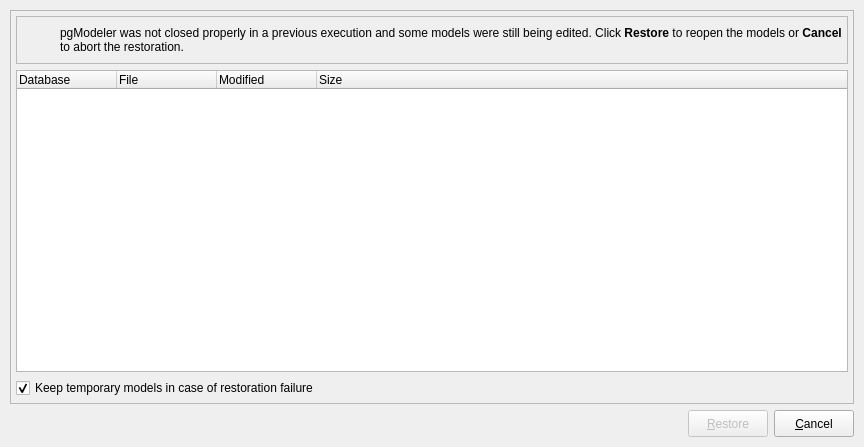
First picture: the form in libs/libgui/ui/tools/modelrestorationform.ui, repository pgmodeler/pgmodeler, before the edit.
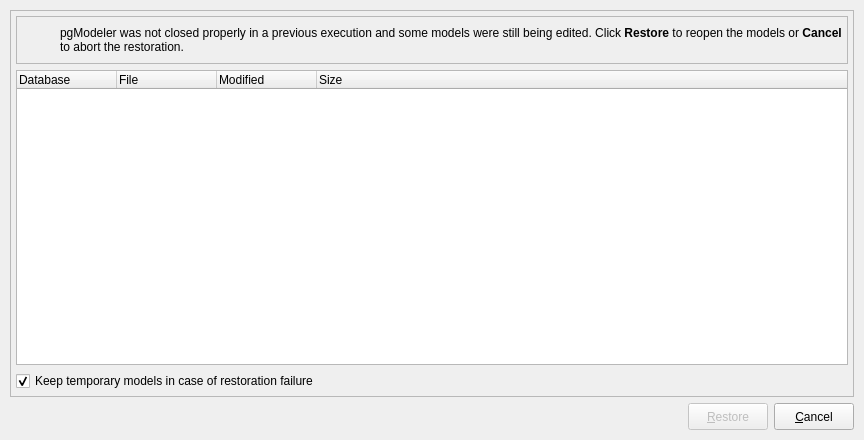
Second picture: the form after the edit. Icons and pictures are not drawn.

Commit message: Updated several icon sizes due to Qt6 improved auto scale factor (WIP)

```diff
--- a/libs/libgui/ui/tools/modelrestorationform.ui
+++ b/libs/libgui/ui/tools/modelrestorationform.ui
@@ -10,7 +10,7 @@
     <x>0</x>
     <y>0</y>
     <width>864</width>
-    <height>447</height>
+    <height>440</height>
    </rect>
   </property>
   <property name="sizePolicy">
@@ -77,8 +77,8 @@
      </property>
      <property name="iconSize">
       <size>
-       <width>32</width>
-       <height>32</height>
+       <width>28</width>
+       <height>28</height>
       </size>
      </property>
      <property name="default">
@@ -96,8 +96,8 @@
      </property>
      <property name="maximumSize">
       <size>
-       <width>242</width>
-       <height>50</height>
+       <width>169</width>
+       <height>35</height>
       </size>
      </property>
      <property name="text">
@@ -272,6 +272,12 @@
         <property name="selectionBehavior">
          <enum>QAbstractItemView::SelectRows</enum>
         </property>
+        <property name="iconSize">
+         <size>
+          <width>25</width>
+          <height>25</height>
+         </size>
+        </property>
         <attribute name="horizontalHeaderStretchLastSection">
          <bool>true</bool>
         </attribute>
@@ -353,8 +359,8 @@
      </property>
      <property name="iconSize">
       <size>
-       <width>32</width>
-       <height>32</height>
+       <width>28</width>
+       <height>28</height>
       </size>
      </property>
      <property name="flat">
```
The commit also changes 60 other files.
